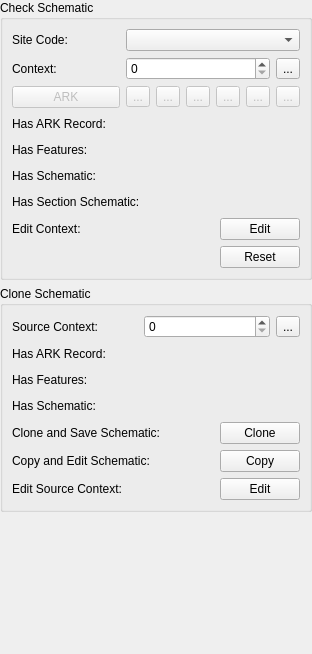
Before: the Qt Designer form src/schematic_widget_base.ui in lparchaeology/ArkPlan, drawn with Qt 5.
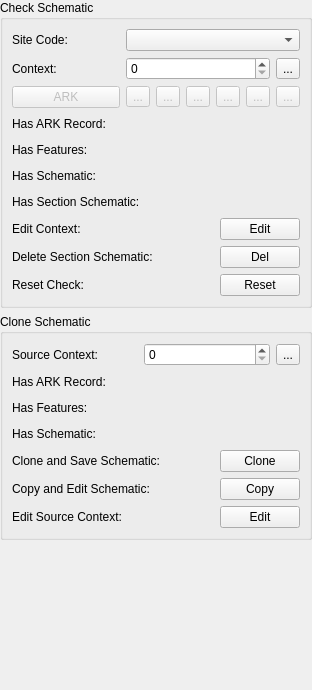
After: the same form once the commit is applied. Icons and pictures are not drawn.

Commit message: Add Delete Section Schematic button

The edit to the form file:
```diff
--- a/src/schematic_widget_base.ui
+++ b/src/schematic_widget_base.ui
@@ -7,7 +7,7 @@
     <x>0</x>
     <y>0</y>
     <width>312</width>
-    <height>654</height>
+    <height>690</height>
    </rect>
   </property>
   <property name="windowTitle">
@@ -38,6 +38,13 @@
      <layout class="QGridLayout" name="gridLayout_4">
       <item row="2" column="0">
        <layout class="QGridLayout" name="gridLayout_6">
+        <item row="2" column="0">
+         <widget class="QLabel" name="resetLabel">
+          <property name="text">
+           <string>Reset Check:</string>
+          </property>
+         </widget>
+        </item>
         <item row="0" column="0">
          <widget class="QLabel" name="editContexLabel">
           <property name="text">
@@ -48,6 +55,33 @@
           </property>
          </widget>
         </item>
+        <item row="1" column="0">
+         <widget class="QLabel" name="deleteSectionLabel">
+          <property name="text">
+           <string>Delete Section Schematic:</string>
+          </property>
+         </widget>
+        </item>
+        <item row="1" column="2">
+         <widget class="QPushButton" name="deleteSectionButton">
+          <property name="text">
+           <string>Del</string>
+          </property>
+         </widget>
+        </item>
+        <item row="1" column="1">
+         <spacer name="horizontalSpacer">
+          <property name="orientation">
+           <enum>Qt::Horizontal</enum>
+          </property>
+          <property name="sizeHint" stdset="0">
+           <size>
+            <width>40</width>
+            <height>20</height>
+           </size>
+          </property>
+         </spacer>
+        </item>
         <item row="0" column="1">
          <spacer name="editContextSpacer">
           <property name="orientation">
@@ -68,14 +102,7 @@
           </property>
          </widget>
         </item>
-        <item row="1" column="0">
-         <widget class="QLabel" name="resetLabel">
-          <property name="text">
-           <string/>
-          </property>
-         </widget>
-        </item>
-        <item row="1" column="1">
+        <item row="2" column="1">
          <spacer name="resetSpacer">
           <property name="orientation">
            <enum>Qt::Horizontal</enum>
@@ -88,7 +115,7 @@
           </property>
          </spacer>
         </item>
-        <item row="1" column="2">
+        <item row="2" column="2">
          <widget class="QPushButton" name="resetButton">
           <property name="text">
            <string>Reset</string>
```
Left out of the diff: 2 changed lines with no effect on the pictures. The commit also changes 4 other files.
